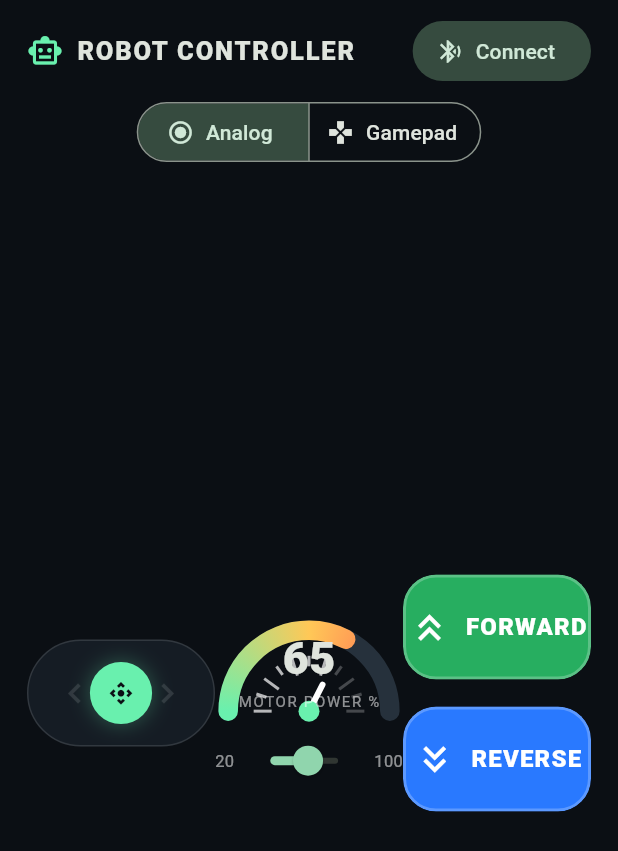
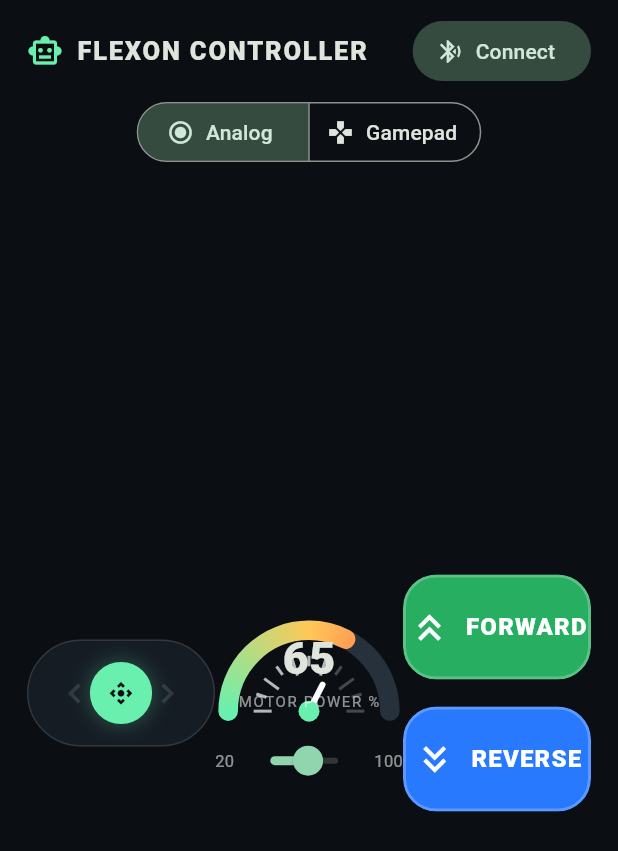
Before and after one commit to mystepotatories/ble-bluetooth-controller, a Flutter app: the screen it shows after launch, after a tap on "Analog", on a phone screen of 412 x 824 dp. Shown: the top 851 px of the screen. Run offline on Flutter 3.47's test engine with Material 3 defaults, Android fonts, the phone set to English and light mode, and no system bars; our stand-ins replace permission_handler.

Commit message:
update: - change app icon (launcher icon) - change robot to flexon

```diff
--- a/lib/screens/controller_page.dart
+++ b/lib/screens/controller_page.dart
@@ -171,7 +171,7 @@ class _ControllerPageState extends State<ControllerPage> {
                 children: [
                   const Icon(Icons.smart_toy_outlined, color: Color(0xFF69F0AE)),
                   const SizedBox(width: 9),
-                  const Expanded(child: Text('ROBOT CONTROLLER', style: TextStyle(fontSize: 17, fontWeight: FontWeight.w800, letterSpacing: 1.2))),
+                  const Expanded(child: Text('FLEXON CONTROLLER', style: TextStyle(fontSize: 17, fontWeight: FontWeight.w800, letterSpacing: 1.2))),
                   FilledButton.tonalIcon(
                     onPressed: _scanning ? null : _connect,
                     icon: Icon(_connected ? Icons.bluetooth_connected : Icons.bluetooth_searching),
```
Also changed, not shown: 7 other files.
